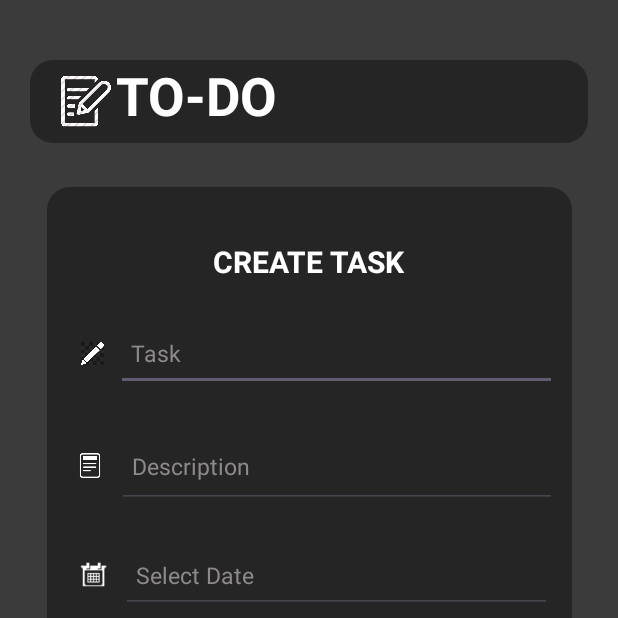
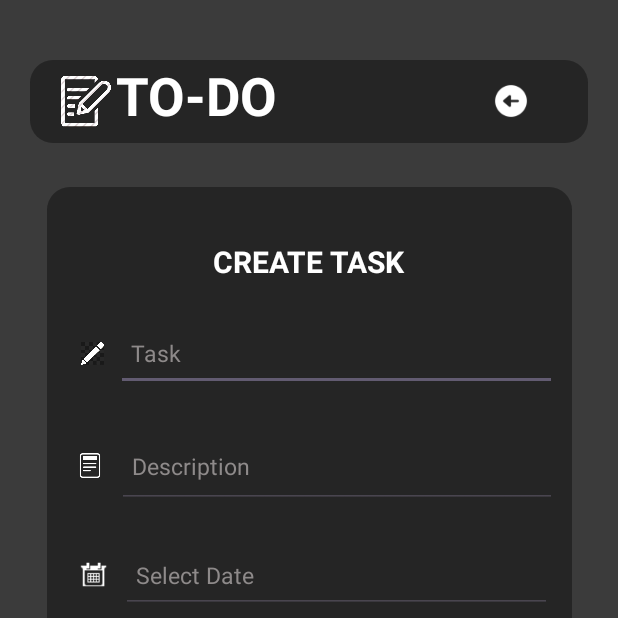
Before and after one commit to edadrsn/tasky, an Android app: the CreateTaskActivity screen opened directly, with no data from a screen before it, on a phone screen of 412 x 824 dp, the top half of it. Run offline under Robolectric (Android 15) with nearby library versions, the phone set to English and light mode, and no system bars; our stand-ins replace Firebase (no records; nobody signed in at launch, a user with empty details on screens opened directly).

Commit message:
previous back image added

```diff
--- a/app/src/main/res/layout/activity_create_task.xml
+++ b/app/src/main/res/layout/activity_create_task.xml
@@ -43,6 +43,14 @@
             android:textStyle="bold"
             tools:layout_editor_absoluteX="197dp"
             tools:layout_editor_absoluteY="354dp" />
+
+        <ImageView
+            android:layout_width="40dp"
+            android:layout_height="25dp"
+            android:layout_gravity="center"
+            android:src="@drawable/back_icon"
+            android:onClick="previousPage"
+            tools:ignore="OnClick" />
     </LinearLayout>
 
     <LinearLayout
```
